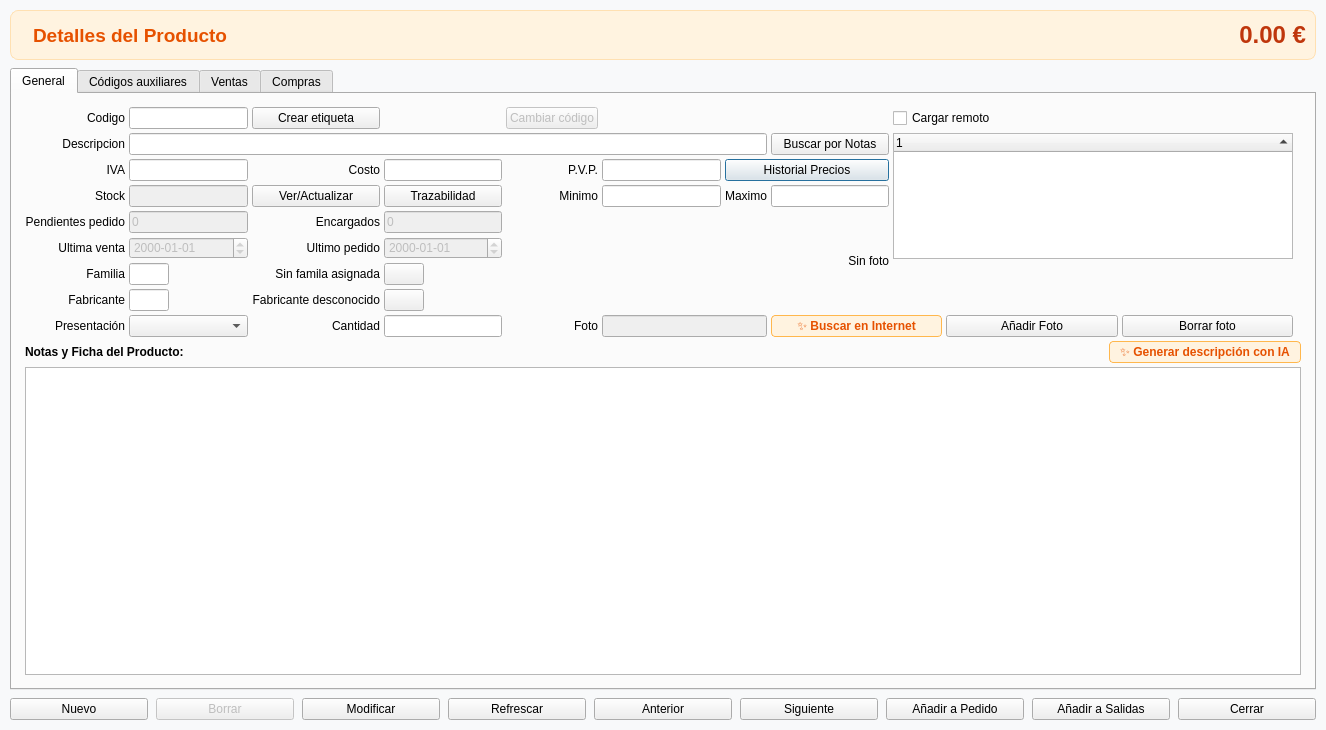
The window that articulos.ui (Ladis72/tienda) describes before a commit, drawn with Qt 5.
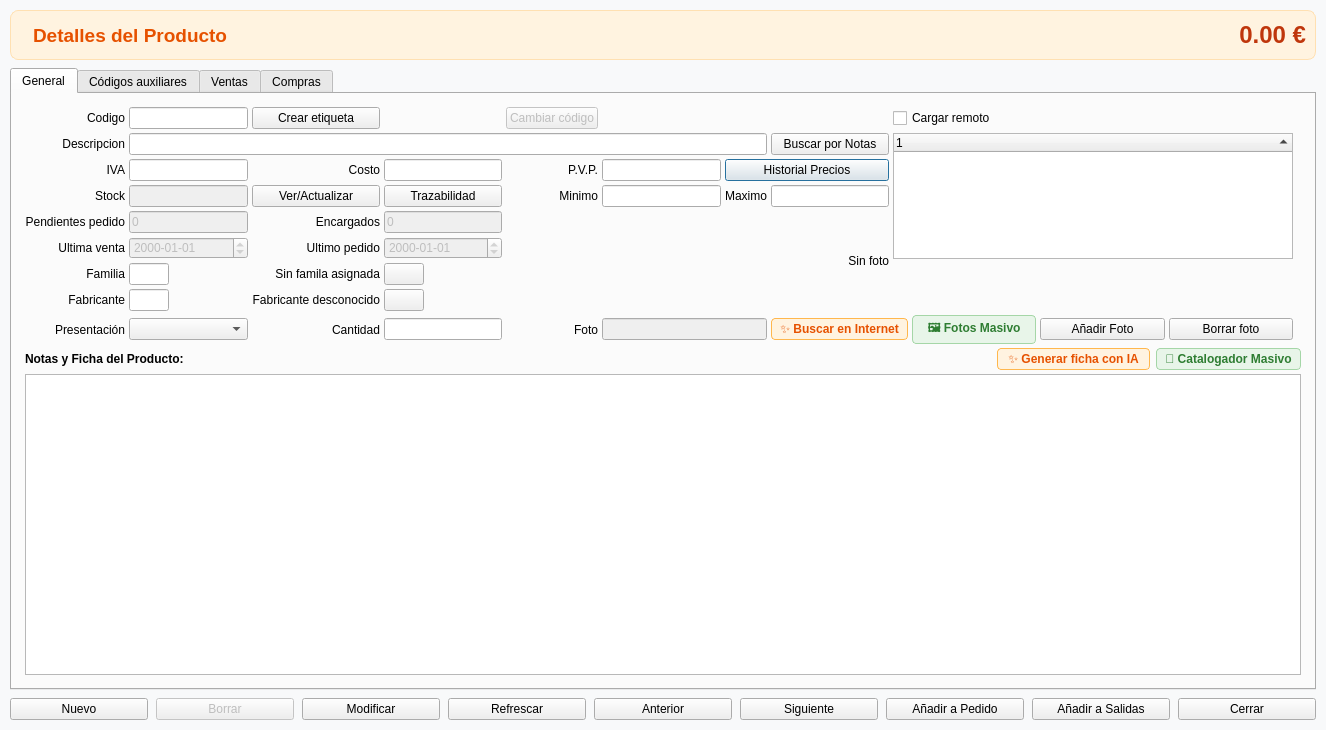
The same window after the commit. Icons and pictures are not drawn.

Diff of the .ui file:
```diff
--- a/articulos.ui
+++ b/articulos.ui
@@ -454,7 +454,36 @@
 }</string>
               </property>
               <property name="text">
-               <string>✨ Generar descripción con IA</string>
+               <string>✨ Generar ficha con IA</string>
+              </property>
+              <property name="autoDefault">
+               <bool>false</bool>
+              </property>
+             </widget>
+            </item>
+            <item>
+             <widget class="QPushButton" name="pushButtonCatalogadorLote">
+              <property name="toolTip">
+               <string>Abrir el catalogador masivo para procesar por lotes artículos del catálogo sin notas</string>
+              </property>
+              <property name="styleSheet">
+               <string notr="true">QPushButton#pushButtonCatalogadorLote {
+    background-color: #e8f5e9;
+    color: #2e7d32;
+    border: 1px solid #a5d6a7;
+    border-radius: 4px;
+    padding: 3px 8px;
+    font-weight: bold;
+}
+QPushButton#pushButtonCatalogadorLote:hover {
+    background-color: #c8e6c9;
+}
+QPushButton#pushButtonCatalogadorLote:pressed {
+    background-color: #a5d6a7;
+}</string>
+              </property>
+              <property name="text">
+               <string>🌿 Catalogador Masivo</string>
               </property>
               <property name="autoDefault">
                <bool>false</bool>
@@ -765,6 +794,35 @@
               </property>
              </widget>
             </item>
+            <item>
+             <widget class="QPushButton" name="pushButtonFotosLote">
+              <property name="toolTip">
+               <string>Abrir el actualizador masivo de fotos para buscar y asignar imágenes por lotes</string>
+              </property>
+              <property name="styleSheet">
+               <string notr="true">QPushButton#pushButtonFotosLote {
+    background-color: #e8f5e9;
+    color: #2e7d32;
+    border: 1px solid #a5d6a7;
+    border-radius: 4px;
+    padding: 3px 8px;
+    font-weight: bold;
+}
+QPushButton#pushButtonFotosLote:hover {
+    background-color: #c8e6c9;
+}
+QPushButton#pushButtonFotosLote:pressed {
+    background-color: #a5d6a7;
+}</string>
+              </property>
+              <property name="text">
+               <string>🖼️ Fotos Masivo</string>
+              </property>
+              <property name="autoDefault">
+               <bool>false</bool>
+              </property>
+             </widget>
+            </item>
             <item>
              <widget class="QPushButton" name="pushButtonPonerFoto">
               <property name="text">
```
